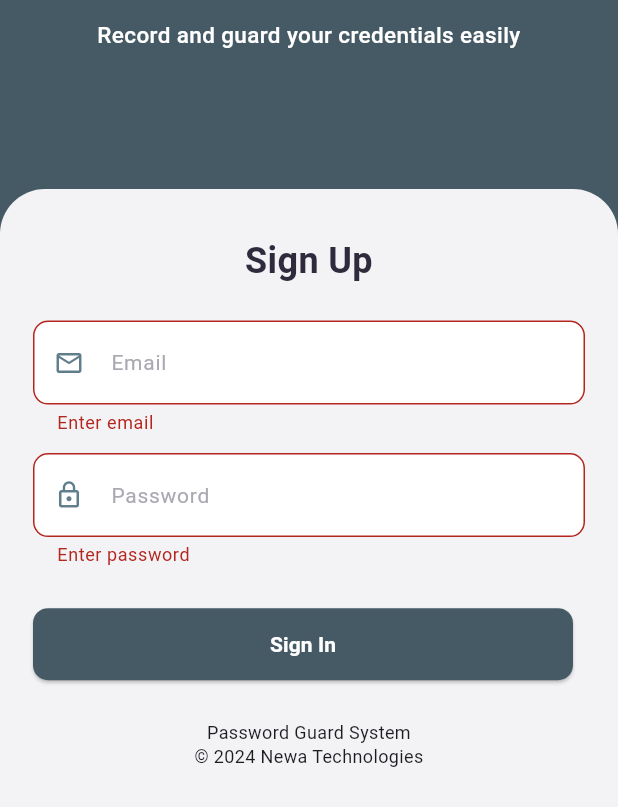
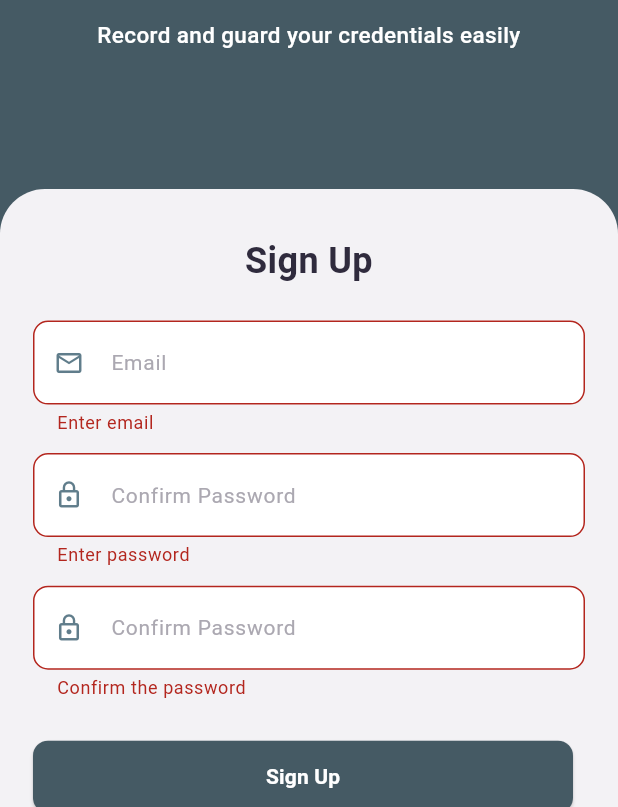
Before and after one commit to piyushkarmacharya/pass_guard, a Flutter app: the screen it shows after launch, on a phone screen of 412 x 824 dp, the part 429-1236 px from its top. Run offline on Flutter 3.47's test engine with Material 3 defaults, Android fonts, the phone set to English and light mode, and no system bars; our stand-ins replace local_auth, sqflite; accounts and stored records are empty; Roboto replaces fonts that are missing (DMSans, PublicSans).

Commit message:
chore: store signup detail in user table

```diff
--- a/lib/database/database_service.dart
+++ b/lib/database/database_service.dart
@@ -1,4 +1,4 @@
-import 'package:pass_guard/database/pass_guard_db.dart';
+import 'package:pass_guard/database/credentials_table.dart';
 import "package:sqflite/sqflite.dart";
 import 'package:path/path.dart';
 
--- a/lib/main.dart
+++ b/lib/main.dart
@@ -1,6 +1,5 @@
 import 'package:flutter/material.dart';
 import 'package:pass_guard/pages/homepage.dart';
-import 'package:pass_guard/pages/login_page.dart';
 import 'package:pass_guard/pages/login_page.dart';
 
 void main() {
--- /dev/null
+++ b/lib/models/user.dart
@@ -0,0 +1,64 @@
+// ignore_for_file: public_member_api_docs, sort_constructors_first
+import 'dart:convert';
+
+class User {
+  final int id;
+  final String email;
+  final String password;
+  User({
+    required this.id,
+    required this.email,
+    required this.password,
+  });
+
+  User copyWith({
+    int? id,
+    String? email,
+    String? password,
+  }) {
+    return User(
+      id: id ?? this.id,
+      email: email ?? this.email,
+      password: password ?? this.password,
+    );
+  }
+
+  Map<String, dynamic> toMap() {
+    return <String, dynamic>{
+      'id': id,
+      'email': email,
+      'password': password,
+    };
+  }
+
+  factory User.fromMap(Map<String, dynamic> map) {
+    return User(
+      id: map['id'] as int,
+      email: map['email'] as String,
+      password: map['password'] as String,
+    );
+  }
+
+  String toJson() => json.encode(toMap());
+
+  factory User.fromJson(String source) =>
+      User.fromMap(json.decode(source) as Map<String, dynamic>);
+
+  @override
+  String toString() => 'User(id: $id, email: $email, password: $password)';
+
+  @override
+  bool operator ==(covariant User other) {
+    if (identical(this, other)) return true;
+
+    return other.id == id && other.email == email && other.password == password;
+  }
+
+  @override
+  int get hashCode => id.hashCode ^ email.hashCode ^ password.hashCode;
+
+  factory User.fromSqfliteDatabase(Map<String, dynamic> map) => User(
+      id: map['id']?.toInt() ?? 0,
+      email: map['email'] ?? '',
+      password: map['password'] ?? '');
+}
--- a/lib/pages/homepage.dart
+++ b/lib/pages/homepage.dart
@@ -1,5 +1,5 @@
 import 'package:flutter/material.dart';
-import 'package:pass_guard/database/pass_guard_db.dart';
+import 'package:pass_guard/database/credentials_table.dart';
 import 'package:pass_guard/models/credential.dart';
 
 class HomePage extends StatefulWidget {
@@ -25,7 +25,7 @@ class _HomePageState extends State<HomePage> {
     fetchCredentials();
   }
 
-  void fetchCredentials() async {
+  void fetchCredentials() {
     setState(() {
       futureCredentials = passGuardDb.fetchAll();
     });
--- a/lib/widgets/signup_form.dart
+++ b/lib/widgets/signup_form.dart
@@ -1,4 +1,6 @@
 import "package:flutter/material.dart";
+import "package:pass_guard/database/user_table.dart";
+import "package:pass_guard/models/user.dart";
 
 class SignupForm extends StatefulWidget {
   const SignupForm({super.key});
@@ -18,10 +20,17 @@ class _SignupFormState extends State<SignupForm> {
     borderRadius: BorderRadius.all(Radius.circular(10)),
   );
 
+  Future<int> signup() async {
+    int temp = await UserTable()
+        .create(email: emailCtr.text, password: passwordCtr.text);
+    return temp;
+  }
+
   @override
   Widget build(BuildContext context) {
     final mediaQuery = MediaQuery.of(context);
     final screenSize = mediaQuery.size;
+
     return Form(
       autovalidateMode: AutovalidateMode.always,
       key: _formKey,
@@ -100,7 +109,42 @@ class _SignupFormState extends State<SignupForm> {
                 color: Colors.blueGrey,
               ),
               label: const Text(
-                "Password",
+                "Confirm Password",
+                style: TextStyle(
+                    color: Color(0xFFABA8B1),
+                    fontFamily: "DMSans",
+                    fontWeight: FontWeight.w400,
+                    fontSize: 14,
+                    height: 18.23 / 14),
+              ),
+            ),
+          ),
+          SizedBox(
+            height: 0.015 * screenSize.height,
+          ),
+          TextFormField(
+            obscureText: true,
+            validator: (value) {
+              if (value == null || value.isEmpty) {
+                return "Confirm the password";
+              } else if (value != passwordCtr.text) {
+                return "Confirm password and password must be same";
+              }
+              return null;
+            },
+            decoration: InputDecoration(
+              enabledBorder: borderStyle,
+              focusedBorder: borderStyle,
+              border: borderStyle,
+              filled: true,
+              fillColor: const Color(0xFFFFFFFF),
+              prefixIcon: const Icon(
+                Icons.lock_outline,
+                size: 20,
+                color: Colors.blueGrey,
+              ),
+              label: const Text(
+                "Confirm Password",
                 style: TextStyle(
                     color: Color(0xFFABA8B1),
                     fontFamily: "DMSans",
@@ -125,9 +169,23 @@ class _SignupFormState extends State<SignupForm> {
                           shape: RoundedRectangleBorder(
                               borderRadius: BorderRadius.circular(10)),
                           backgroundColor: Colors.blueGrey.shade700),
-                      onPressed: () async {},
+                      onPressed: () async {
+                        if (_formKey.currentState!.validate()) {
+                          if (await signup() > 0) {
+                            ScaffoldMessenger.of(context).showSnackBar(
+                                const SnackBar(
+                                    content: Text("Signup successful")));
+                          } else {
+                            ScaffoldMessenger.of(context).showSnackBar(
+                                const SnackBar(
+                                    content: Text("Try again later")));
+                          }
+                          List<User> temp = await UserTable().fetchAll();
+                          debugPrint(temp.toString());
+                        }
+                      },
                       child: const Text(
-                        "Sign In",
+                        "Sign Up",
                         style: TextStyle(
                           fontFamily: "DMSans",
                           fontWeight: FontWeight.w700,
```
Also changed, not shown: lib/database/user_table.dart (added, +58 -0 lines), lib/database/credentials_table.dart (renamed from lib/database/pass_guard_db.dart).
